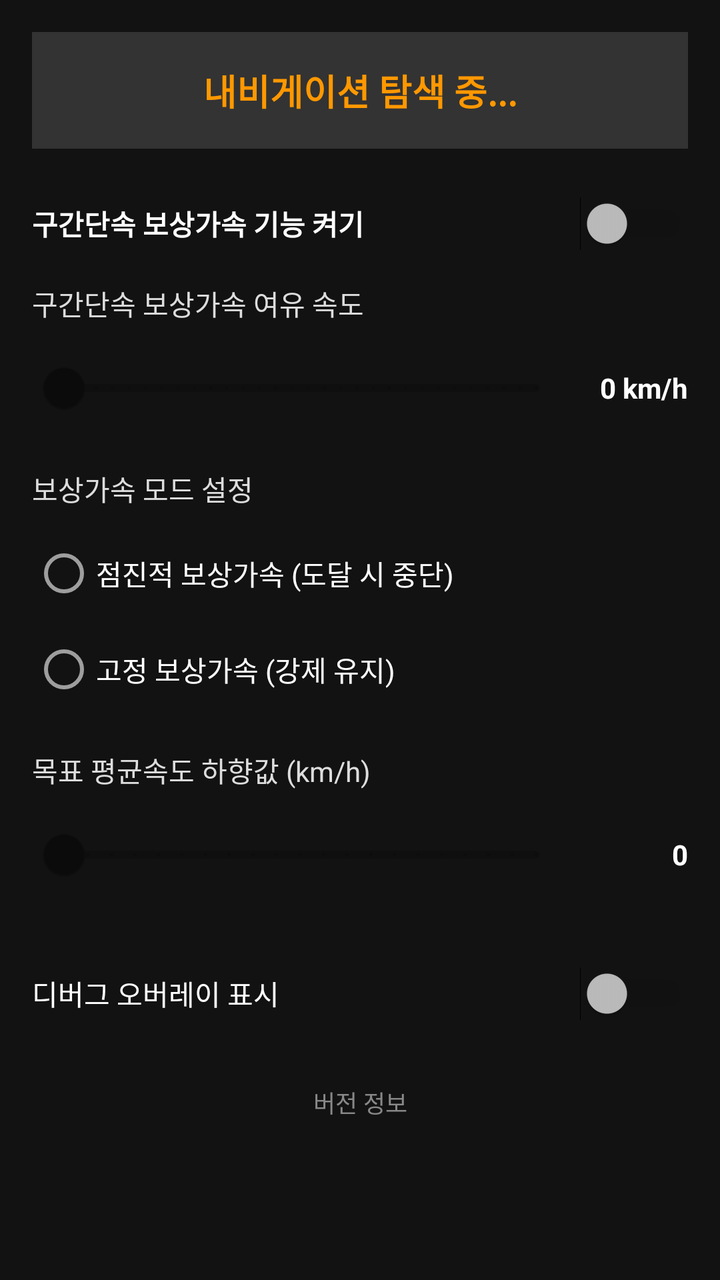
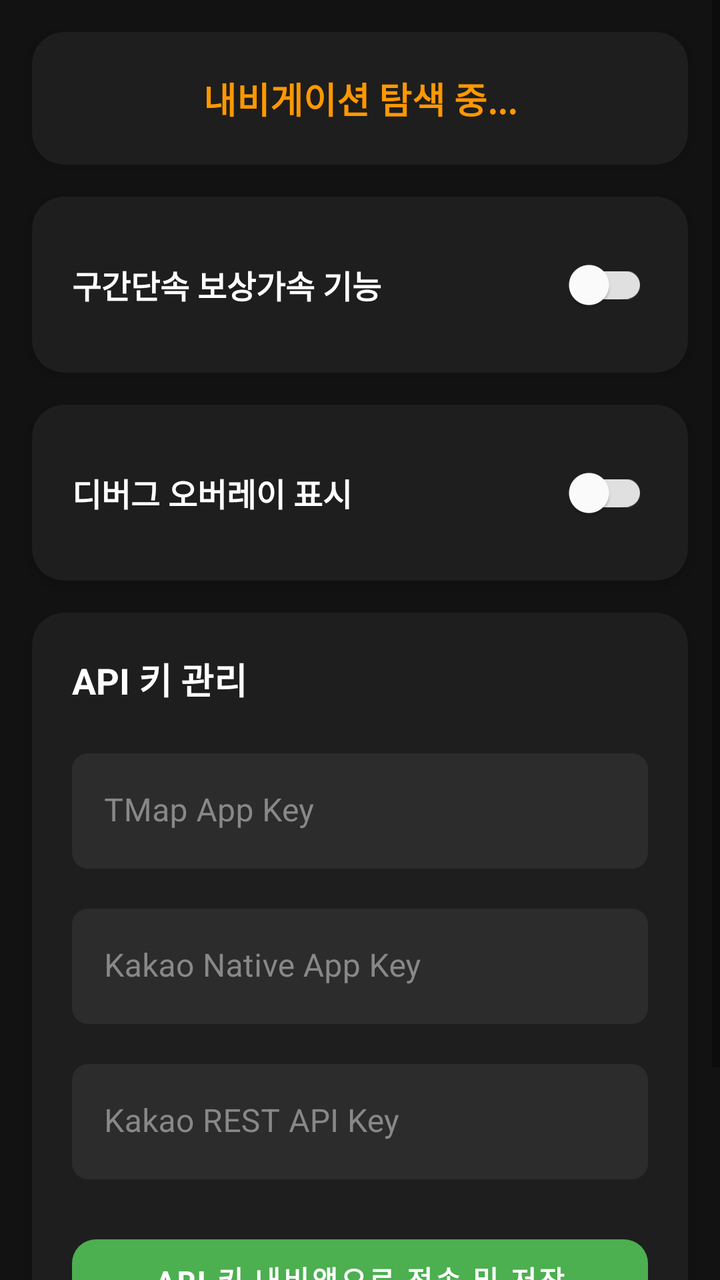

Compare the two renders of this Android layout. The source of the first and the diff that turns it into the second are given below.
<!-- AndroidManifest.xml: application theme Theme.CarrotNaviClient -->
<!-- res/layout/activity_main.xml -->
<?xml version="1.0" encoding="utf-8"?>
<ScrollView xmlns:android="http://schemas.android.com/apk/res/android"
    android:layout_width="match_parent"
    android:layout_height="match_parent"
    android:background="#121212"
    android:fitsSystemWindows="true"
    android:padding="16dp">

    <LinearLayout
        android:layout_width="match_parent"
        android:layout_height="wrap_content"
        android:orientation="vertical">

        <TextView
            android:id="@+id/tvConnectionStatus"
            android:layout_width="match_parent"
            android:layout_height="wrap_content"
            android:text="내비게이션 탐색 중..."
            android:textColor="#FF9800"
            android:textSize="18sp"
            android:textStyle="bold"
            android:layout_marginBottom="24dp"
            android:gravity="center"
            android:padding="16dp"
            android:background="#333333"/>

        <LinearLayout
            android:id="@+id/llRouteInfoContainer"
            android:layout_width="match_parent"
            android:layout_height="wrap_content"
            android:orientation="vertical"
            android:background="#2C2C2C"
            android:padding="16dp"
            android:layout_marginBottom="24dp"
            android:visibility="gone">

            <TextView
                android:id="@+id/tvRouteDestination"
                android:layout_width="match_parent"
                android:layout_height="wrap_content"
                android:text="목적지: "
                android:textColor="#FFFFFF"
                android:textSize="18sp"
                android:textStyle="bold"
                android:layout_marginBottom="8dp"/>

            <TextView
                android:id="@+id/tvRouteRemainDist"
                android:layout_width="match_parent"
                android:layout_height="wrap_content"
                android:text="남은 거리: "
                android:textColor="#DDDDDD"
                android:textSize="16sp"
                android:layout_marginBottom="4dp"/>

            <TextView
                android:id="@+id/tvRouteRemainTime"
                android:layout_width="match_parent"
                android:layout_height="wrap_content"
                android:text="소요 시간: "
                android:textColor="#DDDDDD"
                android:textSize="16sp"
                android:layout_marginBottom="16dp"/>

            <Button
                android:id="@+id/btnCancelRoute"
                android:layout_width="match_parent"
                android:layout_height="wrap_content"
                android:text="경로 안내 취소"
                android:textColor="#FFFFFF"
                android:backgroundTint="#D32F2F"/>
        </LinearLayout>

        <Switch
            android:id="@+id/swBoostEnable"
            android:layout_width="match_parent"
            android:layout_height="wrap_content"
            android:text="구간단속 보상가속 기능 켜기"
            android:textColor="#FFFFFF"
            android:textStyle="bold"
            android:layout_marginBottom="16dp"
            android:enabled="false"/>

        <LinearLayout
            android:id="@+id/llBoostSettingsContainer"
            android:layout_width="match_parent"
            android:layout_height="wrap_content"
            android:orientation="vertical">

            <TextView
                android:layout_width="wrap_content"
                android:layout_height="wrap_content"
                android:text="구간단속 보상가속 여유 속도"
                android:textColor="#DDDDDD"
                android:layout_marginBottom="8dp"/>
                
            <LinearLayout
                android:layout_width="match_parent"
                android:layout_height="wrap_content"
                android:orientation="horizontal"
                android:gravity="center_vertical">
                
                <com.google.android.material.slider.Slider
                    android:id="@+id/sliderOffset"
                    android:layout_width="0dp"
                    android:layout_height="wrap_content"
                    android:layout_weight="1"
                    android:valueFrom="0"
                    android:valueTo="50"
                    android:stepSize="1"
                    android:enabled="false"/>
                    
                <TextView
                    android:id="@+id/tvOffsetValue"
                    android:layout_width="60dp"
                    android:layout_height="wrap_content"
                    android:text="0 km/h"
                    android:textColor="#FFFFFF"
                    android:gravity="end"
                    android:textStyle="bold"/>
            </LinearLayout>

            <TextView
                android:layout_width="wrap_content"
                android:layout_height="wrap_content"
                android:text="보상가속 모드 설정"
                android:textColor="#DDDDDD"
                android:layout_marginTop="16dp"
                android:layout_marginBottom="8dp"/>
                
            <RadioGroup
                android:id="@+id/rgBoostMode"
                android:layout_width="match_parent"
                android:layout_height="wrap_content"
                android:orientation="vertical">
                <RadioButton
                    android:id="@+id/rbBoostProgressive"
                    android:layout_width="wrap_content"
                    android:layout_height="wrap_content"
                    android:textColor="#FFFFFF"
                    android:text="점진적 보상가속 (도달 시 중단)"
                    android:enabled="false"/>
                <RadioButton
                    android:id="@+id/rbBoostFixed"
                    android:layout_width="wrap_content"
                    android:layout_height="wrap_content"
                    android:textColor="#FFFFFF"
                    android:text="고정 보상가속 (강제 유지)"
                    android:enabled="false"/>
            </RadioGroup>

            <TextView
                android:layout_width="wrap_content"
                android:layout_height="wrap_content"
                android:text="목표 평균속도 하향값 (km/h)"
                android:textColor="#DDDDDD"
                android:layout_marginTop="16dp"
                android:layout_marginBottom="8dp"/>
                
            <LinearLayout
                android:layout_width="match_parent"
                android:layout_height="wrap_content"
                android:orientation="horizontal"
                android:gravity="center_vertical">
                
                <com.google.android.material.slider.Slider
                    android:id="@+id/sliderFakeDrop"
                    android:layout_width="0dp"
                    android:layout_height="wrap_content"
                    android:layout_weight="1"
                    android:valueFrom="0"
                    android:valueTo="20"
                    android:stepSize="1"
                    android:enabled="false"/>
                    
                <TextView
                    android:id="@+id/tvFakeDropValue"
                    android:layout_width="60dp"
                    android:layout_height="wrap_content"
                    android:text="0"
                    android:textColor="#FFFFFF"
                    android:gravity="end"
                    android:textStyle="bold"/>
            </LinearLayout>

        </LinearLayout>

        <Switch
            android:id="@+id/swDebugOverlay"
            android:layout_width="match_parent"
            android:layout_height="wrap_content"
            android:text="디버그 오버레이 표시"
            android:textColor="#FFFFFF"
            android:layout_marginTop="32dp"
            android:enabled="false"/>

        <TextView
            android:id="@+id/tvAppVersion"
            android:layout_width="match_parent"
            android:layout_height="wrap_content"
            android:text="버전 정보"
            android:textColor="#888888"
            android:textSize="12sp"
            android:gravity="center"
            android:layout_marginTop="32dp"
            android:layout_marginBottom="16dp"/>

    </LinearLayout>
</ScrollView>
<!-- resources referenced by this layout -->
<resources>
  <style name="Theme.CarrotNaviClient" parent="Theme.MaterialComponents.DayNight.NoActionBar">
          <item name="colorPrimary">#FF9800</item>
          <item name="colorPrimaryVariant">#F57C00</item>
          <item name="colorOnPrimary">#FFFFFF</item>
      </style>
</resources>

<!-- the commit's change to res/layout/activity_main.xml (unified diff, before → after) -->
@@ -1,209 +1,401 @@
 <?xml version="1.0" encoding="utf-8"?>
 <ScrollView xmlns:android="http://schemas.android.com/apk/res/android"
+    xmlns:app="http://schemas.android.com/apk/res-auto"
     android:layout_width="match_parent"
     android:layout_height="match_parent"
     android:background="#121212"
-    android:fitsSystemWindows="true"
-    android:padding="16dp">
+    android:fitsSystemWindows="true">
 
     <LinearLayout
         android:layout_width="match_parent"
         android:layout_height="wrap_content"
-        android:orientation="vertical">
-
-        <TextView
-            android:id="@+id/tvConnectionStatus"
+        android:orientation="vertical"
+        android:padding="16dp"
+        android:clipChildren="false"
+        android:clipToPadding="false"
+        android:animateLayoutChanges="true">
+
+        
+        <com.google.android.material.card.MaterialCardView
             android:layout_width="match_parent"
             android:layout_height="wrap_content"
-            android:text="내비게이션 탐색 중..."
-            android:textColor="#FF9800"
-            android:textSize="18sp"
-            android:textStyle="bold"
-            android:layout_marginBottom="24dp"
-            android:gravity="center"
-            android:padding="16dp"
-            android:background="#333333"/>
-
-        <LinearLayout
-            android:id="@+id/llRouteInfoContainer"
-            android:layout_width="match_parent"
-            android:layout_height="wrap_content"
-            android:orientation="vertical"
-            android:background="#2C2C2C"
-            android:padding="16dp"
-            android:layout_marginBottom="24dp"
-            android:visibility="gone">
-
-            <TextView
-                android:id="@+id/tvRouteDestination"
-                android:layout_width="match_parent"
-                android:layout_height="wrap_content"
-                android:text="목적지: "
-                android:textColor="#FFFFFF"
-                android:textSize="18sp"
-                android:textStyle="bold"
-                android:layout_marginBottom="8dp"/>
-
-            <TextView
-                android:id="@+id/tvRouteRemainDist"
-                android:layout_width="match_parent"
-                android:layout_height="wrap_content"
-                android:text="남은 거리: "
-                android:textColor="#DDDDDD"
-                android:textSize="16sp"
-                android:layout_marginBottom="4dp"/>
-
-            <TextView
-                android:id="@+id/tvRouteRemainTime"
-                android:layout_width="match_parent"
-                android:layout_height="wrap_content"
-                android:text="소요 시간: "
-                android:textColor="#DDDDDD"
-                android:textSize="16sp"
-                android:layout_marginBottom="16dp"/>
-
-            <Button
-                android:id="@+id/btnCancelRoute"
-                android:layout_width="match_parent"
-                android:layout_height="wrap_content"
-                android:text="경로 안내 취소"
-                android:textColor="#FFFFFF"
-                android:backgroundTint="#D32F2F"/>
-        </LinearLayout>
-
-        <Switch
-            android:id="@+id/swBoostEnable"
-            android:layout_width="match_parent"
-            android:layout_height="wrap_content"
-            android:text="구간단속 보상가속 기능 켜기"
-            android:textColor="#FFFFFF"
-            android:textStyle="bold"
             android:layout_marginBottom="16dp"
-            android:enabled="false"/>
-
-        <LinearLayout
-            android:id="@+id/llBoostSettingsContainer"
-            android:layout_width="match_parent"
-            android:layout_height="wrap_content"
-            android:orientation="vertical">
-
-            <TextView
-                android:layout_width="wrap_content"
-                android:layout_height="wrap_content"
-                android:text="구간단속 보상가속 여유 속도"
-                android:textColor="#DDDDDD"
-                android:layout_marginBottom="8dp"/>
-                
+            app:cardBackgroundColor="#1E1E1E"
+            app:cardCornerRadius="16dp"
+            app:cardElevation="4dp"
+            app:strokeWidth="0dp">
+
             <LinearLayout
                 android:layout_width="match_parent"
                 android:layout_height="wrap_content"
-                android:orientation="horizontal"
-                android:gravity="center_vertical">
+                android:orientation="vertical"
+                android:animateLayoutChanges="true">
                 
-                <com.google.android.material.slider.Slider
-                    android:id="@+id/sliderOffset"
-                    android:layout_width="0dp"
-                    android:layout_height="wrap_content"
-                    android:layout_weight="1"
-                    android:valueFrom="0"
-                    android:valueTo="50"
-                    android:stepSize="1"
-                    android:enabled="false"/>
-                    
                 <TextView
-                    android:id="@+id/tvOffsetValue"
-                    android:layout_width="60dp"
-                    android:layout_height="wrap_content"
-                    android:text="0 km/h"
-                    android:textColor="#FFFFFF"
-                    android:gravity="end"
-                    android:textStyle="bold"/>
+                    android:id="@+id/tvConnectionStatus"
+                    android:layout_width="match_parent"
+                    android:layout_height="wrap_content"
+                    android:text="내비게이션 탐색 중..."
+                    android:textColor="#FF9800"
+                    android:textSize="18sp"
+                    android:textStyle="bold"
+                    android:gravity="center"
+                    android:padding="20dp" />
+
+                
+                <LinearLayout
+                    android:id="@+id/llRouteInfoContainer"
+                    android:layout_width="match_parent"
+                    android:layout_height="wrap_content"
+                    android:orientation="vertical"
+                    android:paddingHorizontal="20dp"
+                    android:paddingBottom="20dp"
+                    android:visibility="gone">
+
+                    <View android:layout_width="match_parent" android:layout_height="1dp" android:background="#333333" android:layout_marginBottom="16dp"/>
+
+                    <TextView
+                        android:id="@+id/tvRouteDestination"
+                        android:layout_width="match_parent"
+                        android:layout_height="wrap_content"
+                        android:text="목적지: "
+                        android:textColor="#FFFFFF"
+                        android:textSize="18sp"
+                        android:textStyle="bold"
+                        android:layout_marginBottom="12dp"/>
+
+                    <TextView
+                        android:id="@+id/tvRouteRemainDist"
+                        android:layout_width="match_parent"
+                        android:layout_height="wrap_content"
+                        android:text="남은 거리: "
+                        android:textColor="#BBBBBB"
+                        android:textSize="14sp"
+                        android:layout_marginBottom="6dp"/>
+
+                    <TextView
+                        android:id="@+id/tvRouteRemainTime"
+                        android:layout_width="match_parent"
+                        android:layout_height="wrap_content"
+                        android:text="소요 시간: "
+                        android:textColor="#BBBBBB"
+                        android:textSize="14sp"
+                        android:layout_marginBottom="20dp"/>
+
+                    <com.google.android.material.button.MaterialButton
+                        android:id="@+id/btnCancelRoute"
+                        android:layout_width="match_parent"
+                        android:layout_height="52dp"
+                        android:text="경로 안내 취소"
+                        android:textColor="#FFFFFF"
+                        app:backgroundTint="#D32F2F"
+                        app:cornerRadius="12dp"
+                        android:textStyle="bold" />
+                </LinearLayout>
             </LinearLayout>
-
-            <TextView
-                android:layout_width="wrap_content"
-                android:layout_height="wrap_content"
-                android:text="보상가속 모드 설정"
-                android:textColor="#DDDDDD"
-                android:layout_marginTop="16dp"
-                android:layout_marginBottom="8dp"/>
-                
-            <RadioGroup
-                android:id="@+id/rgBoostMode"
-                android:layout_width="match_parent"
-                android:layout_height="wrap_content"
-                android:orientation="vertical">
-                <RadioButton
-                    android:id="@+id/rbBoostProgressive"
-                    android:layout_width="wrap_content"
-                    android:layout_height="wrap_content"
-                    android:textColor="#FFFFFF"
-                    android:text="점진적 보상가속 (도달 시 중단)"
-                    android:enabled="false"/>
-                <RadioButton
-                    android:id="@+id/rbBoostFixed"
-                    android:layout_width="wrap_content"
-                    android:layout_height="wrap_content"
-                    android:textColor="#FFFFFF"
-                    android:text="고정 보상가속 (강제 유지)"
-                    android:enabled="false"/>
-            </RadioGroup>
-
-            <TextView
-                android:layout_width="wrap_content"
-                android:layout_height="wrap_content"
-                android:text="목표 평균속도 하향값 (km/h)"
-                android:textColor="#DDDDDD"
-                android:layout_marginTop="16dp"
-                android:layout_marginBottom="8dp"/>
-                
+        </com.google.android.material.card.MaterialCardView>
+
+        
+        <com.google.android.material.card.MaterialCardView
+            android:layout_width="match_parent"
+            android:layout_height="wrap_content"
+            android:layout_marginBottom="16dp"
+            app:cardBackgroundColor="#1E1E1E"
+            app:cardCornerRadius="16dp"
+            app:cardElevation="4dp"
+            app:strokeWidth="0dp">
+
             <LinearLayout
                 android:layout_width="match_parent"
                 android:layout_height="wrap_content"
-                android:orientation="horizontal"
-                android:gravity="center_vertical">
-                
-                <com.google.android.material.slider.Slider
-                    android:id="@+id/sliderFakeDrop"
-                    android:layout_width="0dp"
-                    android:layout_height="wrap_content"
-                    android:layout_weight="1"
-                    android:valueFrom="0"
-                    android:valueTo="20"
-                    android:stepSize="1"
+                android:orientation="vertical"
+                android:padding="20dp"
+                android:animateLayoutChanges="true">
+
+                <com.google.android.material.switchmaterial.SwitchMaterial
+                    android:id="@+id/swBoostEnable"
+                    android:layout_width="match_parent"
+                    android:layout_height="wrap_content"
+                    android:text="구간단속 보상가속 기능"
+                    android:textColor="#FFFFFF"
+                    android:textSize="16sp"
+                    android:textStyle="bold"
                     android:enabled="false"/>
-                    
-                <TextView
-                    android:id="@+id/tvFakeDropValue"
-                    android:layout_width="60dp"
-                    android:layout_height="wrap_content"
-                    android:text="0"
-                    android:textColor="#FFFFFF"
-                    android:gravity="end"
-                    android:textStyle="bold"/>
+
+                <LinearLayout
+                    android:id="@+id/llBoostSettingsContainer"
+                    android:layout_width="match_parent"
+                    android:layout_height="wrap_content"
+                    android:orientation="vertical"
+                    android:visibility="gone">
+
+                    <View android:layout_width="match_parent" android:layout_height="1dp" android:background="#333333" android:layout_marginTop="16dp" android:layout_marginBottom="16dp"/>
+
+                    <TextView
+                        android:layout_width="wrap_content"
+                        android:layout_height="wrap_content"
+                        android:text="보상가속 여유 속도"
+                        android:textColor="#BBBBBB"
+                        android:textSize="14sp"
+                        android:layout_marginBottom="4dp"/>
+                        
+                    <LinearLayout
+                        android:layout_width="match_parent"
+                        android:layout_height="wrap_content"
+                        android:orientation="horizontal"
+                        android:gravity="center_vertical">
+                        
+                        <com.google.android.material.slider.Slider
+                            android:id="@+id/sliderOffset"
+                            android:layout_width="0dp"
+                            android:layout_height="wrap_content"
+                            android:layout_weight="1"
+                            android:valueFrom="0"
+                            android:valueTo="50"
+                            android:stepSize="1"
+                            android:enabled="false"
+                            app:thumbColor="#4CAF50"
+                            app:trackColorActive="#4CAF50"
+                            app:trackColorInactive="#333333"/>
+                            
+                        <TextView
+                            android:id="@+id/tvOffsetValue"
+                            android:layout_width="60dp"
+                            android:layout_height="wrap_content"
+                            android:text="0 km/h"
+                            android:textColor="#FFFFFF"
+                            android:gravity="end"
+                            android:textStyle="bold"/>
+                    </LinearLayout>
+
+                    <TextView
+                        android:layout_width="wrap_content"
+                        android:layout_height="wrap_content"
+                        android:text="보상가속 모드 설정"
+                        android:textColor="#BBBBBB"
+                        android:textSize="14sp"
+                        android:layout_marginTop="16dp"
+                        android:layout_marginBottom="8dp"/>
+                        
+                    <RadioGroup
+                        android:id="@+id/rgBoostMode"
+                        android:layout_width="match_parent"
+                        android:layout_height="wrap_content"
+                        android:orientation="vertical">
+                        <RadioButton
+                            android:id="@+id/rbBoostProgressive"
+                            android:layout_width="wrap_content"
+                            android:layout_height="wrap_content"
+                            android:textColor="#FFFFFF"
+                            android:text="점진적 보상가속 (도달 시 중단)"
+                            app:buttonTint="#4CAF50"
+                            android:enabled="false"/>
+                        <RadioButton
+                            android:id="@+id/rbBoostFixed"
+                            android:layout_width="wrap_content"
+                            android:layout_height="wrap_content"
+                            android:textColor="#FFFFFF"
+                            android:text="고정 보상가속 (강제 유지)"
+                            app:buttonTint="#4CAF50"
+                            android:enabled="false"/>
+                    </RadioGroup>
+
+                    <TextView
+                        android:layout_width="wrap_content"
+                        android:layout_height="wrap_content"
+                        android:text="목표 평균속도 하향값 (km/h)"
+                        android:textColor="#BBBBBB"
+                        android:textSize="14sp"
+                        android:layout_marginTop="16dp"
+                        android:layout_marginBottom="4dp"/>
+                        
+                    <LinearLayout
+                        android:layout_width="match_parent"
+                        android:layout_height="wrap_content"
+                        android:orientation="horizontal"
+                        android:gravity="center_vertical">
+                        
+                        <com.google.android.material.slider.Slider
+                            android:id="@+id/sliderFakeDrop"
+                            android:layout_width="0dp"
+                            android:layout_height="wrap_content"
+                            android:layout_weight="1"
+                            android:valueFrom="0"
+                            android:valueTo="20"
+                            android:stepSize="1"
+                            android:enabled="false"
+                            app:thumbColor="#4CAF50"
+                            app:trackColorActive="#4CAF50"
+                            app:trackColorInactive="#333333"/>
+                            
+                        <TextView
+                            android:id="@+id/tvFakeDropValue"
+                            android:layout_width="60dp"
+                            android:layout_height="wrap_content"
+                            android:text="0"
+                            android:textColor="#FFFFFF"
+                            android:gravity="end"
+                            android:textStyle="bold"/>
+                    </LinearLayout>
+                </LinearLayout>
             </LinearLayout>
-
-        </LinearLayout>
-
-        <Switch
-            android:id="@+id/swDebugOverlay"
+        </com.google.android.material.card.MaterialCardView>
+
+        
+        <com.google.android.material.card.MaterialCardView
             android:layout_width="match_parent"
             android:layout_height="wrap_content"
-            android:text="디버그 오버레이 표시"
-            android:textColor="#FFFFFF"
-            android:layout_marginTop="32dp"
-            android:enabled="false"/>
+            android:layout_marginBottom="16dp"
+            app:cardBackgroundColor="#1E1E1E"
+            app:cardCornerRadius="16dp"
+            app:cardElevation="4dp"
+            app:strokeWidth="0dp">
+            
+            <LinearLayout
+                android:layout_width="match_parent"
+                android:layout_height="wrap_content"
+                android:padding="20dp">
+                
+                <com.google.android.material.switchmaterial.SwitchMaterial
+                    android:id="@+id/swDebugOverlay"
+                    android:layout_width="match_parent"
+                    android:layout_height="wrap_content"
+                    android:text="디버그 오버레이 표시"
+                    android:textColor="#FFFFFF"
+                    android:textSize="16sp"
+                    android:textStyle="bold"
+                    android:enabled="false"/>
+            </LinearLayout>
+        </com.google.android.material.card.MaterialCardView>
+
+        
+        <com.google.android.material.card.MaterialCardView
+            android:layout_width="match_parent"
+            android:layout_height="wrap_content"
+            android:layout_marginBottom="16dp"
+            app:cardBackgroundColor="#1E1E1E"
+            app:cardCornerRadius="16dp"
+            app:cardElevation="4dp"
+            app:strokeWidth="0dp">
+
+            <LinearLayout
+                android:layout_width="match_parent"
+                android:layout_height="wrap_content"
+                android:orientation="vertical"
+                android:padding="20dp">
+
+                <TextView
+                    android:layout_width="wrap_content"
+                    android:layout_height="wrap_content"
+                    android:text="API 키 관리"
+                    android:textColor="#FFFFFF"
+                    android:textStyle="bold"
+                    android:textSize="18sp"
+                    android:layout_marginBottom="24dp"/>
+
+                
+                <com.google.android.material.textfield.TextInputLayout
+                    android:layout_width="match_parent"
+                    android:layout_height="wrap_content"
+                    android:layout_marginBottom="20dp"
+                    android:hint="TMap App Key"
+                    app:boxBackgroundColor="#2C2C2C"
+                    app:boxCornerRadiusTopStart="8dp"
+                    app:boxCornerRadiusTopEnd="8dp"
+                    app:boxCornerRadiusBottomStart="8dp"
+                    app:boxCornerRadiusBottomEnd="8dp"
+                    app:boxStrokeWidth="0dp"
+                    app:boxStrokeWidthFocused="0dp"
+                    app:hintTextColor="#BBBBBB"
+                    android:textColorHint="#888888">
+                    
+                    <com.google.android.material.textfield.TextInputEditText
+                        android:id="@+id/etTmapAppKey"
+                        android:layout_width="match_parent"
+                        android:layout_height="wrap_content"
+                        android:textColor="#FFFFFF"
+                        android:inputType="textVisiblePassword"
+                        android:paddingTop="26dp"
+                        android:paddingBottom="10dp"
+                        android:enabled="false"/>
+                </com.google.android.material.textfield.TextInputLayout>
+
+                
+                <com.google.android.material.textfield.TextInputLayout
+                    android:layout_width="match_parent"
+                    android:layout_height="wrap_content"
+                    android:layout_marginBottom="20dp"
+                    android:hint="Kakao Native App Key"
+                    app:boxBackgroundColor="#2C2C2C"
+                    app:boxCornerRadiusTopStart="8dp"
+                    app:boxCornerRadiusTopEnd="8dp"
+                    app:boxCornerRadiusBottomStart="8dp"
+                    app:boxCornerRadiusBottomEnd="8dp"
+                    app:boxStrokeWidth="0dp"
+                    app:boxStrokeWidthFocused="0dp"
+                    app:hintTextColor="#BBBBBB"
+                    android:textColorHint="#888888">
+                    
+                    <com.google.android.material.textfield.TextInputEditText
+                        android:id="@+id/etKakaoNativeAppKey"
+                        android:layout_width="match_parent"
+                        android:layout_height="wrap_content"
+                        android:textColor="#FFFFFF"
+                        android:inputType="textVisiblePassword"
+                        android:paddingTop="26dp"
+                        android:paddingBottom="10dp"
+                        android:enabled="false"/>
+                </com.google.android.material.textfield.TextInputLayout>
+
+                <com.google.android.material.textfield.TextInputLayout
+                    android:layout_width="match_parent"
+                    android:layout_height="wrap_content"
+                    android:layout_marginBottom="24dp"
+                    android:hint="Kakao REST API Key"
+                    app:boxBackgroundColor="#2C2C2C"
+                    app:boxCornerRadiusTopStart="8dp"
+                    app:boxCornerRadiusTopEnd="8dp"
+                    app:boxCornerRadiusBottomStart="8dp"
+                    app:boxCornerRadiusBottomEnd="8dp"
+                    app:boxStrokeWidth="0dp"
+                    app:boxStrokeWidthFocused="0dp"
+                    app:hintTextColor="#BBBBBB"
+                    android:textColorHint="#888888">
+                    
+                    <com.google.android.material.textfield.TextInputEditText
+                        android:id="@+id/etKakaoRestApiKey"
+                        android:layout_width="match_parent"
+                        android:layout_height="wrap_content"
+                        android:textColor="#FFFFFF"
+                        android:inputType="textVisiblePassword"
+                        android:paddingTop="26dp"
+                        android:paddingBottom="10dp"
+                        android:enabled="false"/>
+                </com.google.android.material.textfield.TextInputLayout>
+
+                <com.google.android.material.button.MaterialButton
+                    android:id="@+id/btnSaveApiKeys"
+                    android:layout_width="match_parent"
+                    android:layout_height="52dp"
+                    android:text="API 키 내비앱으로 전송 및 저장"
+                    android:textColor="#FFFFFF"
+                    app:backgroundTint="#4CAF50"
+                    app:cornerRadius="12dp"
+                    android:textStyle="bold"
+                    android:enabled="false"/>
+            </LinearLayout>
+        </com.google.android.material.card.MaterialCardView>
 
         <TextView
             android:id="@+id/tvAppVersion"
             android:layout_width="match_parent"
             android:layout_height="wrap_content"
             android:text="버전 정보"
-            android:textColor="#888888"
+            android:textColor="#666666"
             android:textSize="12sp"
             android:gravity="center"
-            android:layout_marginTop="32dp"
-            android:layout_marginBottom="16dp"/>
+            android:layout_marginTop="8dp"
+            android:layout_marginBottom="24dp"/>
 
     </LinearLayout>
 </ScrollView>
